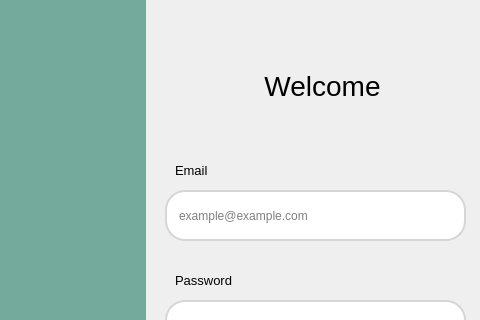
Old version of the form Buổi 7/Dev/Register.ui in the repository MaiNgocChau9/Python-App-A-; both pictures show x 175 to 655 and y 0 to 320 of the 655 by 510 pixel window.
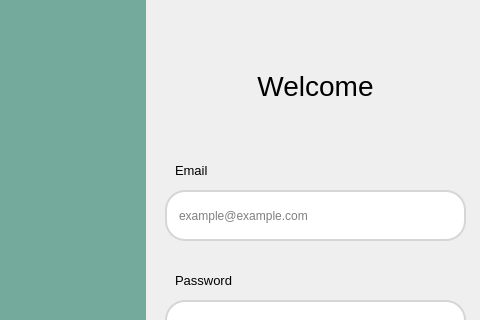
New version of the form. Icons and pictures are not drawn.

What changed in the file:
```diff
--- a/Buổi 7/Dev/Register.ui
+++ b/Buổi 7/Dev/Register.ui
@@ -185,7 +185,7 @@
    <widget class="QLabel" name="label_5">
     <property name="geometry">
      <rect>
-      <x>397</x>
+      <x>390</x>
       <y>60</y>
       <width>201</width>
       <height>51</height>
```
